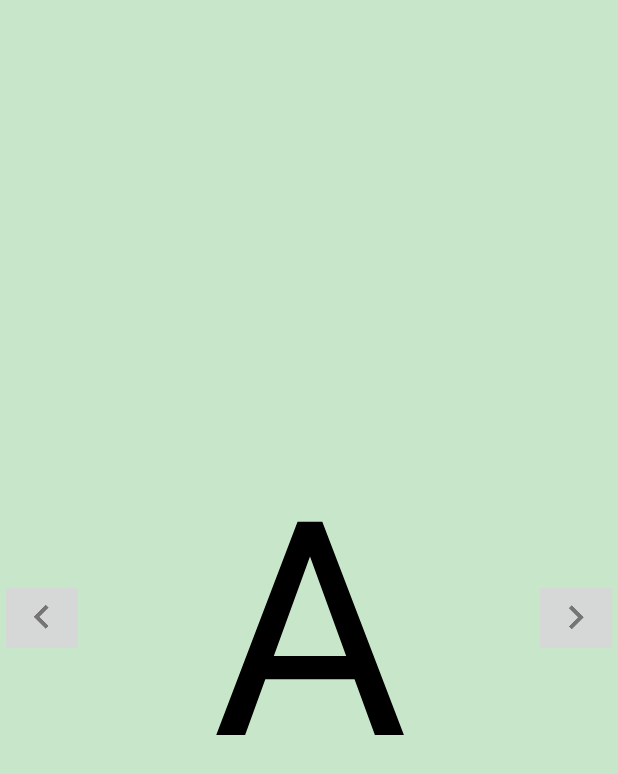
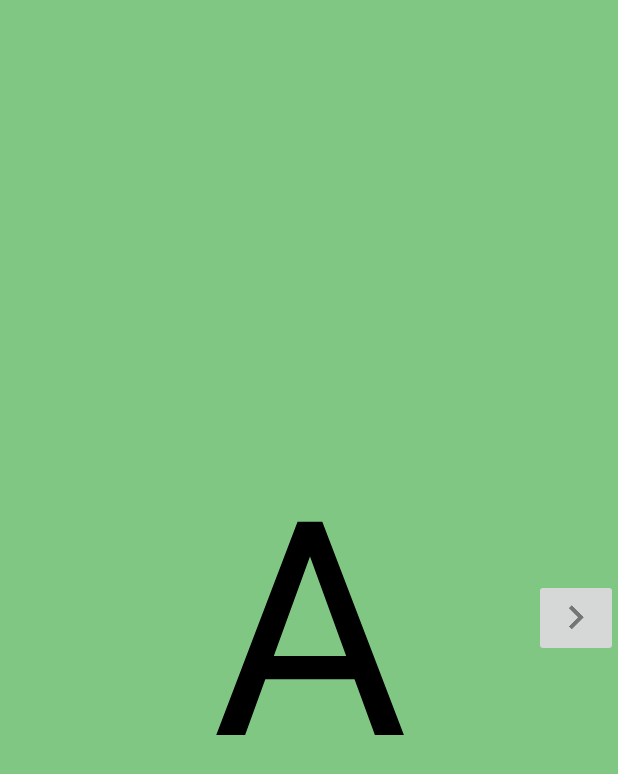
Before and after one commit to baghaii/Alphabetical, an Android app: the screen it shows after launch (AlphabetPagerActivity), on a phone screen of 412 x 824 dp. Shown: the top 774 px of the screen. Run offline under Robolectric (Android 15) with nearby library versions, the phone set to English and light mode, and no system bars; 1 statement that could not run was skipped.

Commit message:
Add custom font.

```diff
--- a/app/src/main/java/com/sepidehmiller/alphabetical/AlphabetPagerAdapter.java
+++ b/app/src/main/java/com/sepidehmiller/alphabetical/AlphabetPagerAdapter.java
@@ -1,6 +1,7 @@
 package com.sepidehmiller.alphabetical;
 
 import android.content.Context;
+import android.graphics.Typeface;
 import android.support.v4.view.PagerAdapter;
 import android.view.LayoutInflater;
 import android.view.View;
@@ -29,6 +30,9 @@ public class AlphabetPagerAdapter extends PagerAdapter {
     LayoutInflater inflater = LayoutInflater.from(mContext);
     TextView layout = (TextView) inflater.inflate(R.layout.textview_alphabet, container, false);
     layout.setText(alphabet);
+
+    Typeface face = Typeface.createFromAsset(mContext.getAssets(), "fonts/ChalkboardSE.ttc");
+    layout.setTypeface(face);
     container.addView(layout);
     return layout;
   }
--- a/app/src/main/res/layout/activity_alphabet_pager.xml
+++ b/app/src/main/res/layout/activity_alphabet_pager.xml
@@ -21,7 +21,7 @@
     android:layout_gravity="center_vertical"
     android:src="@drawable/ic_keyboard_arrow_left"
     android:contentDescription="@string/previous"
-    android:visibility="visible"/>
+    android:visibility="invisible"/>
 
   <ImageButton
     android:id="@+id/next"
--- a/app/src/main/res/values/colors.xml
+++ b/app/src/main/res/values/colors.xml
@@ -3,7 +3,7 @@
   <color name="colorPrimary">#66BB6A</color>
   <color name="colorPrimaryDark">#43A047</color>
   <color name="colorAccent">#FF4081</color>
-  <color name="colorBackground">#C8E6C9</color>
+  <color name="colorBackground">#81C784</color>
 
   <color name="colorText">#000000</color>
 
```
Also changed, not shown: 1 other file.
